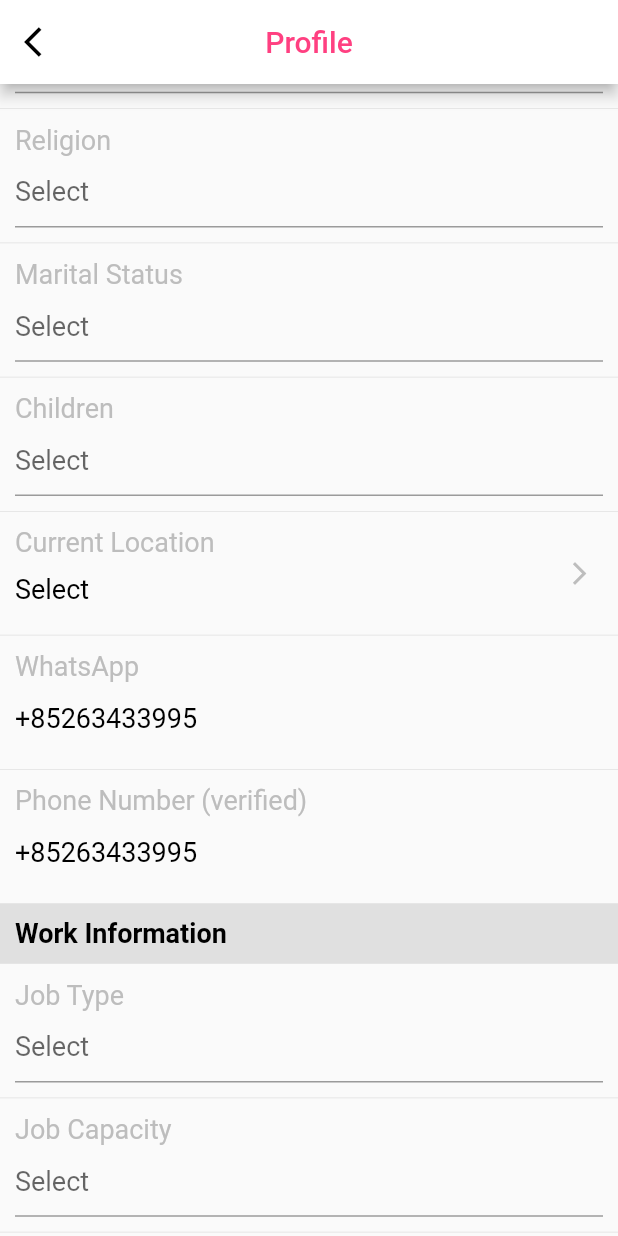
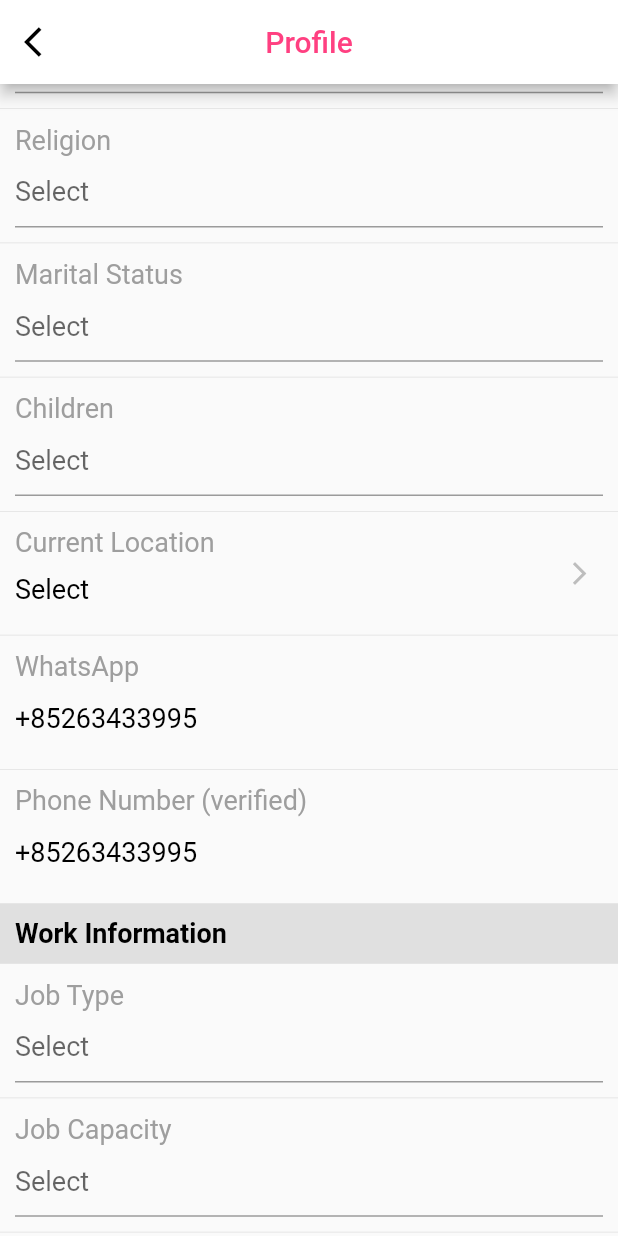
Before and after one commit to 2519325088/flutter_mmhelper, a Flutter app: the MamaProfile screen opened directly, scrolled down 576 dp, on a phone screen of 412 x 824 dp. Run offline on Flutter 3.47's test engine with Material 2 defaults, Android fonts, the light colour scheme and no system bars; our stand-ins replace cached_network_image, cloud_firestore, dio, firebase_auth, firebase_storage, flutter_datetime_picker and 7 more; missing offline and left inert: after_init, agora_rtc_engine, flutter_facebook_login, multi_image_picker; accounts and stored records are empty.

Commit message:
profilepage13

```diff
--- a/lib/ui/widgets/profile.dart
+++ b/lib/ui/widgets/profile.dart
@@ -359,7 +359,7 @@ class _MamaProfileState extends State<MamaProfile> with AfterInitMixin{
                     Text(
                       "First Name",
                       style: TextStyle(
-                        color: Colors.grey[400],
+                        color: Colors.grey,
                         fontSize: 18,
                       ),
                     ),
@@ -408,7 +408,7 @@ class _MamaProfileState extends State<MamaProfile> with AfterInitMixin{
                     Text(
                       "Last Name",
                       style: TextStyle(
-                        color: Colors.grey[400],
+                        color: Colors.grey,
                         fontSize: 18,
                       ),
                     ),
@@ -538,7 +538,7 @@ class _MamaProfileState extends State<MamaProfile> with AfterInitMixin{
                     Text(
                       "Birthday",
                       style: TextStyle(
-                        color: Colors.grey[400],
+                        color: Colors.grey,
                         fontSize: 18,
                       ),
                     ),
@@ -595,7 +595,7 @@ class _MamaProfileState extends State<MamaProfile> with AfterInitMixin{
                           Text(
                             "Nationaity",
                             style: TextStyle(
-                              color: Colors.grey[400],
+                              color: Colors.grey,
                               fontSize: 18,
                             ),
                           ),
@@ -679,7 +679,7 @@ class _MamaProfileState extends State<MamaProfile> with AfterInitMixin{
                     Text(
                       detailltitle[0],
                       style: TextStyle(
-                        color: Colors.grey[400],
+                        color: Colors.grey,
                         fontSize: 18,
                       ),
                     ),
@@ -687,7 +687,8 @@ class _MamaProfileState extends State<MamaProfile> with AfterInitMixin{
                       style: dataText,
                       controller: educationTypeCtr,
                       decoration: InputDecoration(
-                          hintText: detailltext[0]),
+                          hintText: detailltext[0]
+                      ),
                       onTap: () {
                         FocusScope.of(context)
                             .requestFocus(FocusNode());
@@ -768,7 +769,7 @@ class _MamaProfileState extends State<MamaProfile> with AfterInitMixin{
                     Text(
                       detailltitle[1],
                       style: TextStyle(
-                        color: Colors.grey[400],
+                        color: Colors.grey,
                         fontSize: 18,
                       ),
                     ),
@@ -857,7 +858,7 @@ class _MamaProfileState extends State<MamaProfile> with AfterInitMixin{
                     Text(
                       detailltitle[2],
                       style: TextStyle(
-                        color: Colors.grey[400],
+                        color: Colors.grey,
                         fontSize: 18,
                       ),
                     ),
@@ -954,7 +955,7 @@ class _MamaProfileState extends State<MamaProfile> with AfterInitMixin{
                     Text(
                       detailltitle[3],
                       style: TextStyle(
-                        color: Colors.grey[400],
+                        color: Colors.grey,
                         fontSize: 18,
                       ),
                     ),
@@ -1055,7 +1056,7 @@ class _MamaProfileState extends State<MamaProfile> with AfterInitMixin{
                           Text(
                             detailltitle[4],
                             style: TextStyle(
-                              color: Colors.grey[400],
+                              color: Colors.grey,
                               fontSize: 18,
                             ),
                           ),
@@ -1117,7 +1118,7 @@ class _MamaProfileState extends State<MamaProfile> with AfterInitMixin{
                     Text(
                       "WhatsApp",
                       style: TextStyle(
-                        color: Colors.grey[400],
+                        color: Colors.grey,
                         fontSize: 18,
                       ),
                     ),
@@ -1166,7 +1167,7 @@ class _MamaProfileState extends State<MamaProfile> with AfterInitMixin{
                     Text(
                       "Phone Number (verified)",
                       style: TextStyle(
-                        color: Colors.grey[400],
+                        color: Colors.grey,
                         fontSize: 18,
                       ),
                     ),
@@ -1237,7 +1238,7 @@ class _MamaProfileState extends State<MamaProfile> with AfterInitMixin{
                     Text(
                       worktop[0],
                       style: TextStyle(
-                        color: Colors.grey[400],
+                        color: Colors.grey,
                         fontSize: 18,
                       ),
                     ),
@@ -1310,7 +1311,7 @@ class _MamaProfileState extends State<MamaProfile> with AfterInitMixin{
                     Text(
                       worktop[1],
                       style: TextStyle(
-                        color: Colors.grey[400],
+                        color: Colors.grey,
                         fontSize: 18,
                       ),
                     ),
@@ -1383,7 +1384,7 @@ class _MamaProfileState extends State<MamaProfile> with AfterInitMixin{
                     Text(
                       worktop[2],
                       style: TextStyle(
-                        color: Colors.grey[400],
+                        color: Colors.grey,
                         fontSize: 18,
                       ),
                     ),
@@ -1508,7 +1509,7 @@ class _MamaProfileState extends State<MamaProfile> with AfterInitMixin{
                             Text(
                               workinfo['title'],
                               style: TextStyle(
-                                color: Colors.grey[400],
+                                color: Colors.grey,
                                 fontSize: 18,
                               ),
                             ),
@@ -1575,7 +1576,7 @@ class _MamaProfileState extends State<MamaProfile> with AfterInitMixin{
                           Text(
                             "Work Experiences",
                             style: TextStyle(
-                              color: Colors.grey[400],
+                              color: Colors.grey,
                               fontSize: 18,
                             ),
                           ),
@@ -1626,7 +1627,7 @@ class _MamaProfileState extends State<MamaProfile> with AfterInitMixin{
                     Text(
                       workend[0],
                       style: TextStyle(
-                        color: Colors.grey[400],
+                        color: Colors.grey,
                         fontSize: 18,
                       ),
                     ),
@@ -1675,7 +1676,7 @@ class _MamaProfileState extends State<MamaProfile> with AfterInitMixin{
                     Text(
                       workend[1],
                       style: TextStyle(
-                        color: Colors.grey[400],
+                        color: Colors.grey,
                         fontSize: 18,
                       ),
                     ),
```
Also changed, not shown: lib/ui/widgets/profilechild/work_experiences.dart (+7 -7 lines), lib/ui/widgets/profilechild/workchild/workadd.dart (+12 -18 lines).
